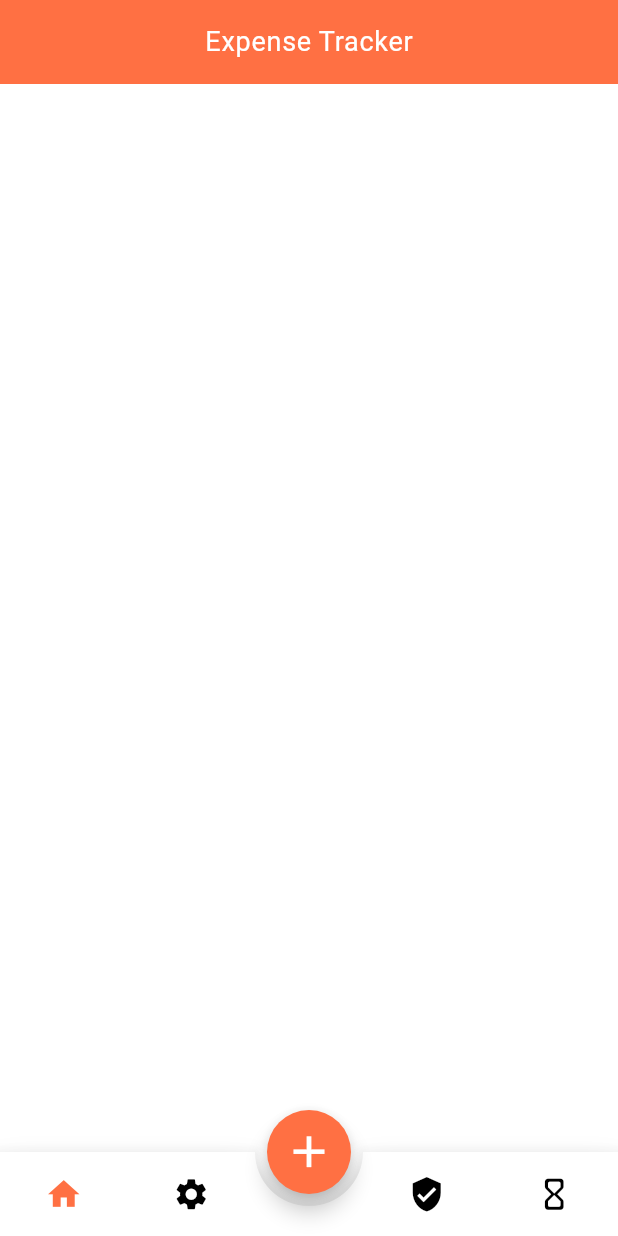
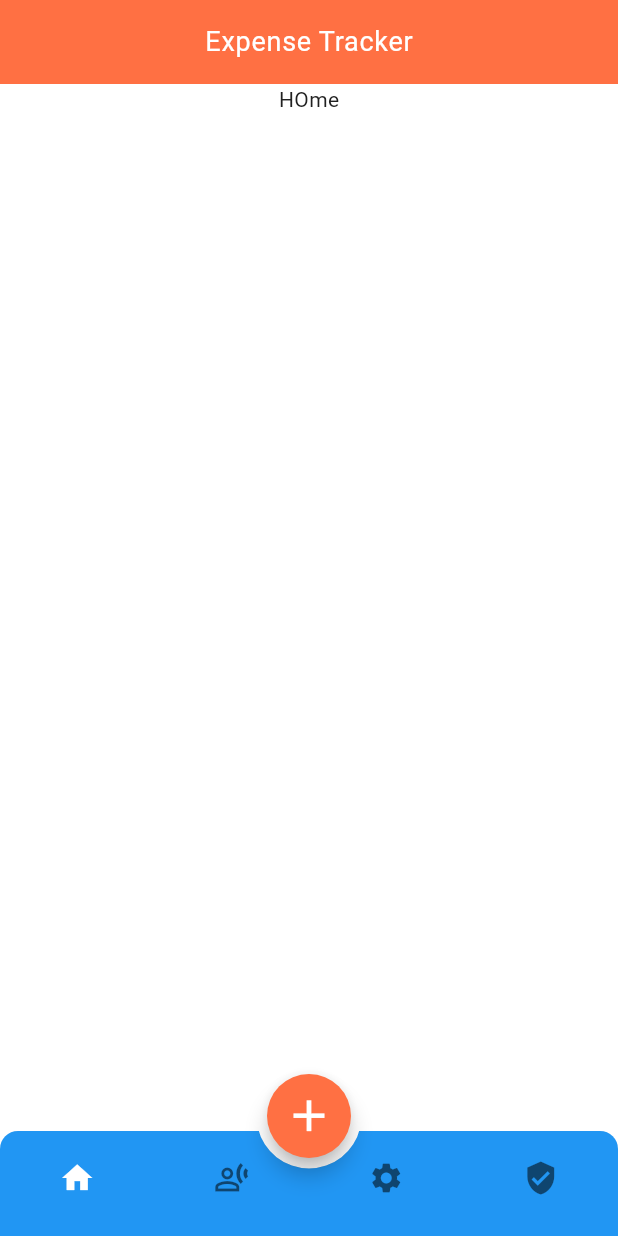
Before and after one commit to Abdulnasir-w/expense_tracker, a Flutter app: the screen it shows after launch, after a tap on the "add" icon, on a phone screen of 412 x 824 dp. Run offline on Flutter 3.47's test engine with Material 3 defaults, Android fonts, the phone set to English and light mode, and no system bars; drawn by our look-alikes of animated_bottom_navigation_bar.

Commit message:
some change to nav

```diff
--- a/lib/Screens/home_screen.dart
+++ b/lib/Screens/home_screen.dart
@@ -12,19 +12,13 @@ class HomeScreen extends StatelessWidget {
       appBar: const CustomAppBar(
         title: 'Expense',
       ),
-      body: const Column(),
-      floatingActionButton: FloatingActionButton(
-        shape: RoundedRectangleBorder(borderRadius: BorderRadius.circular(38)),
-        onPressed: () {},
-        backgroundColor: Theme.of(context).colorScheme.primary,
-        child: Icon(
-          Icons.add,
-          size: 35,
-          color: Theme.of(context).colorScheme.surface,
-        ),
+      body: const Column(
+        children: [
+          Center(
+            child: Text("HOme"),
+          )
+        ],
       ),
-      floatingActionButtonLocation: FloatingActionButtonLocation.centerDocked,
-      bottomNavigationBar: const CustomBottomNavigationBar(),
     );
   }
 }
--- a/lib/Widgets/navigation_bar.dart
+++ b/lib/Widgets/navigation_bar.dart
@@ -1,4 +1,8 @@
 import 'package:animated_bottom_navigation_bar/animated_bottom_navigation_bar.dart';
+import 'package:expense_tracker/Screens/fourth.dart';
+import 'package:expense_tracker/Screens/home_screen.dart';
+import 'package:expense_tracker/Screens/third.dart';
+import 'package:expense_tracker/Screens/transiction.dart';
 import 'package:flutter/material.dart';
 
 class CustomBottomNavigationBar extends StatefulWidget {
@@ -10,28 +14,69 @@ class CustomBottomNavigationBar extends StatefulWidget {
 }
 
 class _CustomBottomNavigationBarState extends State<CustomBottomNavigationBar> {
-  int _currrentIndex = 0;
-
-  final iconList = <IconData>[
-    Icons.home,
-    Icons.settings,
-    Icons.verified_user,
-    Icons.hourglass_empty_rounded,
+  final PageController _pageController = PageController(initialPage: 0);
+  late int _selectedIndex = 0;
+  final iconList = [
+    const BottomNavigationBarItem(icon: Icon(Icons.home), label: ""),
+    const BottomNavigationBarItem(
+        icon: Icon(Icons.transcribe_outlined), label: ""),
+    const BottomNavigationBarItem(icon: Icon(Icons.settings), label: ""),
+    const BottomNavigationBarItem(icon: Icon(Icons.verified_user), label: ""),
   ];
   @override
   Widget build(BuildContext context) {
-    return AnimatedBottomNavigationBar(
-      icons: iconList,
-      activeIndex: _currrentIndex,
-      activeColor: Theme.of(context).colorScheme.primary,
-      gapLocation: GapLocation.center,
-      notchSmoothness: NotchSmoothness.defaultEdge,
-      iconSize: 25,
-      onTap: (index) {
-        setState(() {
-          _currrentIndex = index;
-        });
-      },
+    return Scaffold(
+      body: PageView(
+        controller: _pageController,
+        children: const [
+          HomeScreen(),
+          Transiction(),
+          Third(),
+          Fourth(),
+        ],
+      ),
+      floatingActionButton: FloatingActionButton(
+        shape: RoundedRectangleBorder(borderRadius: BorderRadius.circular(38)),
+        onPressed: () {},
+        clipBehavior: Clip.antiAliasWithSaveLayer,
+        backgroundColor: Theme.of(context).colorScheme.primary,
+        child: Icon(
+          Icons.add,
+          size: 35,
+          color: Theme.of(context).colorScheme.surface,
+        ),
+      ),
+      floatingActionButtonLocation:
+          FloatingActionButtonLocation.miniCenterDocked,
+      bottomNavigationBar: BottomAppBar(
+        shape: const CircularNotchedRectangle(),
+        padding: const EdgeInsets.only(top: 10),
+        clipBehavior: Clip.antiAlias,
+        notchMargin: 7.0,
+        child: ClipRRect(
+          borderRadius: BorderRadius.only(
+              topLeft: Radius.circular(12), topRight: Radius.circular(12)),
+          child: SizedBox(
+            height: kBottomNavigationBarHeight,
+            child: BottomNavigationBar(
+              items: iconList,
+              type: BottomNavigationBarType.fixed,
+              backgroundColor: Colors.blue,
+              currentIndex: _selectedIndex,
+              //  iconSize: 21,
+              showSelectedLabels: false,
+              showUnselectedLabels: false,
+              selectedItemColor: Theme.of(context).colorScheme.surface,
+              onTap: (index) {
+                setState(() {
+                  _selectedIndex = index;
+                  _pageController.jumpToPage(index);
+                });
+              },
+            ),
+          ),
+        ),
+      ),
     );
   }
 }
--- a/lib/main.dart
+++ b/lib/main.dart
@@ -1,5 +1,6 @@
 import 'package:expense_tracker/Screens/home_screen.dart';
 import 'package:expense_tracker/Theme/app_theme.dart';
+import 'package:expense_tracker/Widgets/navigation_bar.dart';
 import 'package:flutter/material.dart';
 
 void main() {
@@ -14,7 +15,7 @@ class MyApp extends StatelessWidget {
     return MaterialApp(
       theme: AppTheme.lightTheme,
       debugShowCheckedModeBanner: false,
-      home: const HomeScreen(),
+      home: const CustomBottomNavigationBar(),
     );
   }
 }
```
